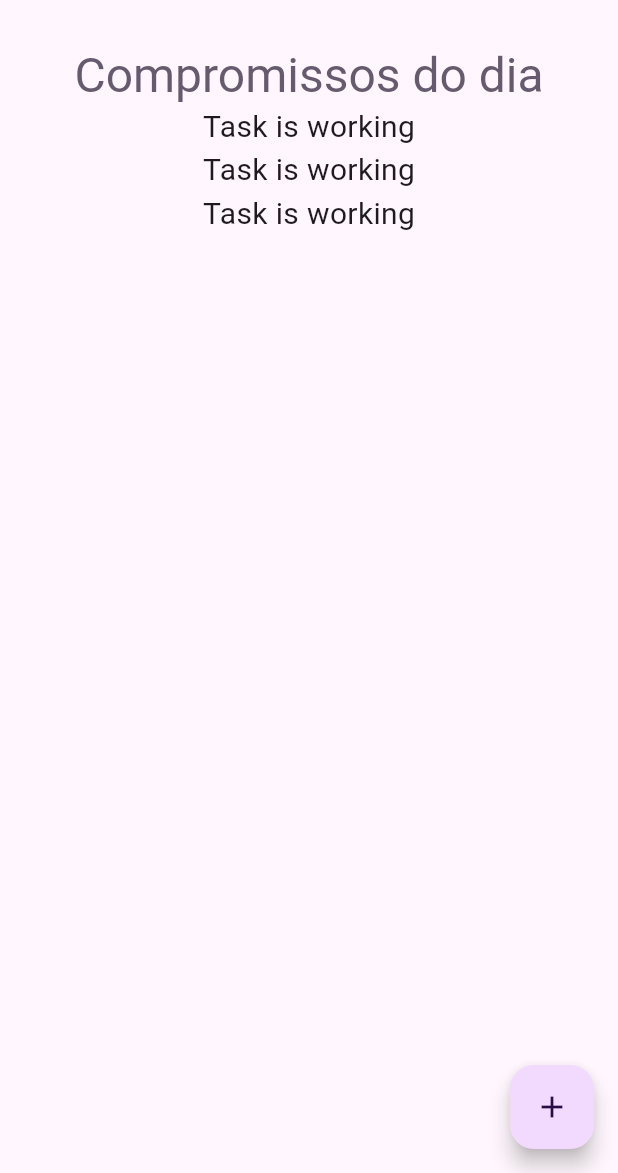
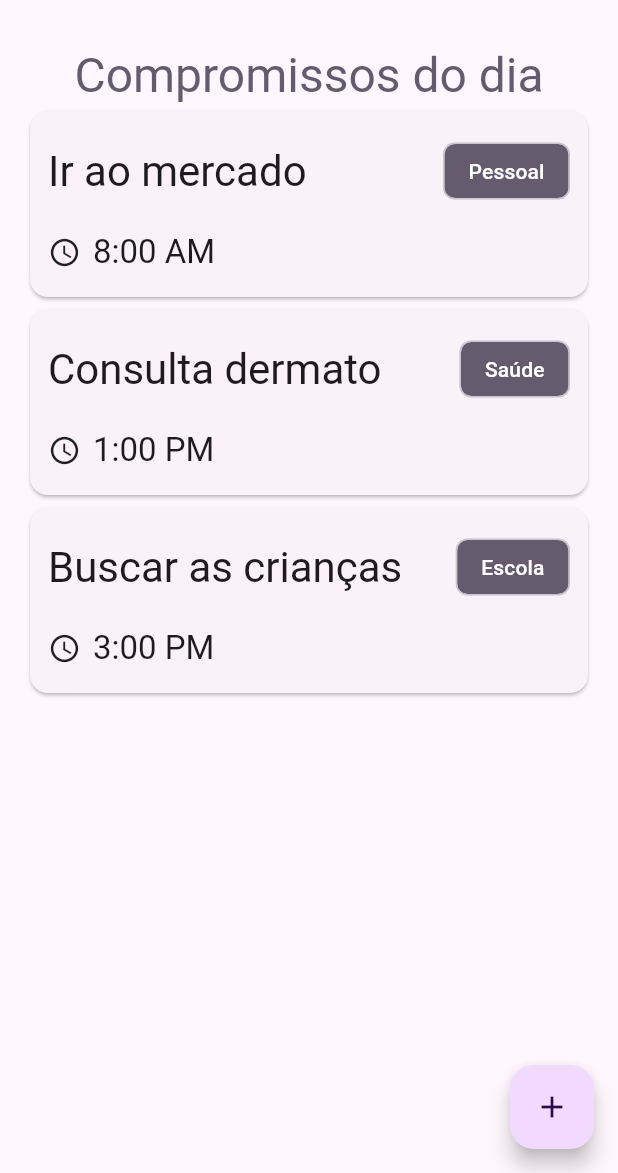
Before and after one commit to ProfessorAndersonChoren/appII_canoas_night, a Flutter app: the screen it shows after launch, on a phone screen of 412 x 824 dp, the part 63-1236 px from its top. Run offline on Flutter 3.47's test engine with Material 3 defaults, Android fonts, the phone set to English and light mode, and no system bars; our stand-ins replace flutter_mobx, flutter_svg, mobx; generated files the repository leaves out were written again.

Commit message:
Projeto OrganizeMe - Tela de compromissos

```diff
--- a/organizeme/lib/screens/tasks/components/task.dart
+++ b/organizeme/lib/screens/tasks/components/task.dart
@@ -14,10 +14,46 @@ class Task extends StatelessWidget {
 
   @override
   Widget build(BuildContext context) {
-    return const Center(
-      child: Text(
-        'Task is working',
-        style: TextStyle(fontSize: 20),
+    return Card(
+      child: Padding(
+        padding: const EdgeInsets.symmetric(
+          vertical: 16,
+          horizontal: 12,
+        ),
+        child: Column(
+          children: [
+            Row(
+              mainAxisAlignment: MainAxisAlignment.spaceBetween,
+              children: [
+                Text(
+                  title,
+                  style: Theme.of(context).textTheme.headlineMedium,
+                ),
+                Chip(
+                  label: Text(category),
+                  backgroundColor: Theme.of(context).colorScheme.secondary,
+                  labelStyle: TextStyle(
+                    color: Theme.of(context).colorScheme.onSecondary,
+                  ),
+                ),
+              ],
+            ),
+            const SizedBox(height: 16),
+            Row(
+              children: [
+                const Icon(
+                  Icons.access_time,
+                  size: 22,
+                ),
+                const SizedBox(width: 8),
+                Text(
+                  hour.format(context),
+                  style: Theme.of(context).textTheme.titleLarge,
+                ),
+              ],
+            )
+          ],
+        ),
       ),
     );
   }
--- a/organizeme/lib/screens/tasks/tasks_page.dart
+++ b/organizeme/lib/screens/tasks/tasks_page.dart
@@ -35,7 +35,7 @@ class TasksPage extends StatelessWidget {
         child: const Icon(Icons.add),
       ),
       body: Padding(
-        padding: EdgeInsets.all(16),
+        padding: const EdgeInsets.all(16),
         child: Column(
           children: [
             Text(
```
